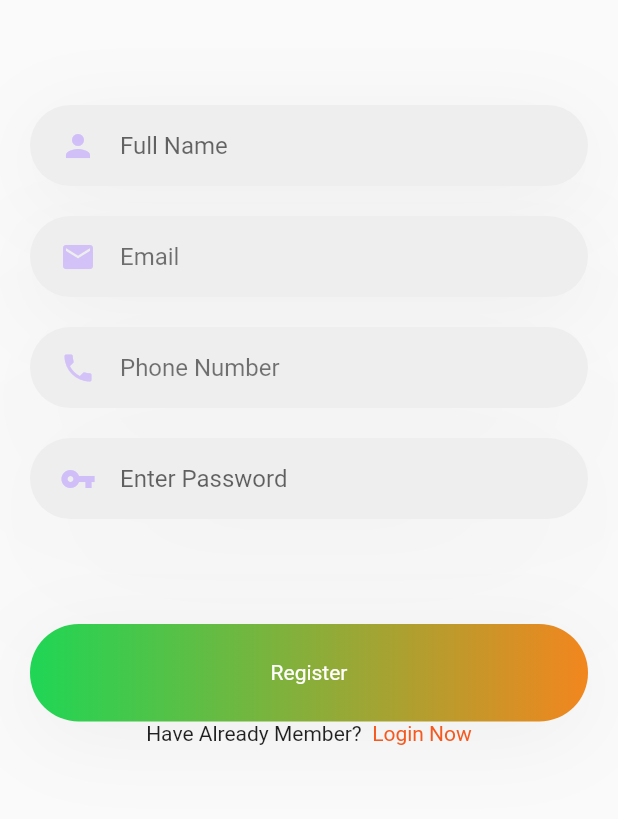
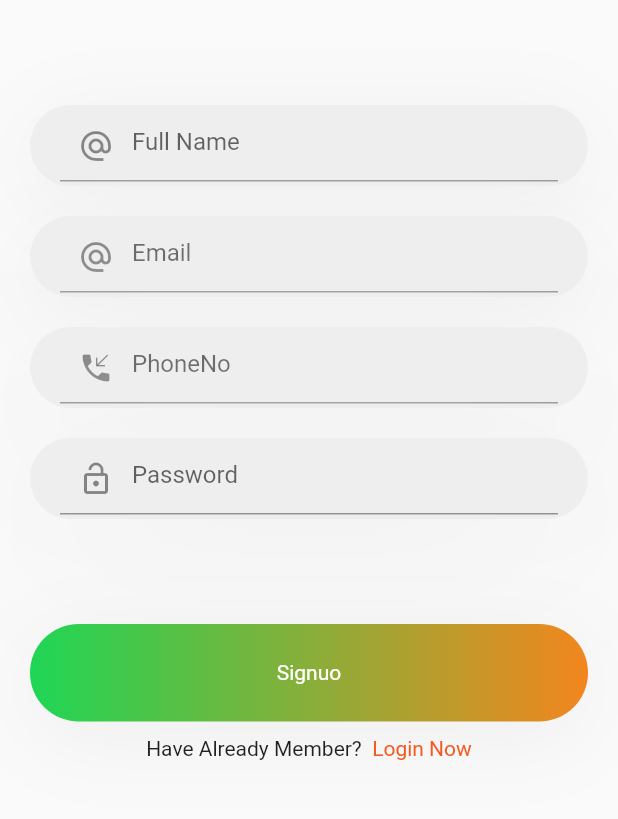
Before and after one commit to Ellora12/farmer, a Flutter app: the Signup screen opened directly, on a phone screen of 412 x 824 dp, the part 375-1194 px from its top. Run offline on Flutter 3.47's test engine with Material 2 defaults, Android fonts, the phone set to English and light mode, and no system bars; our stand-ins replace firebase_auth, firebase_core, firebase_database, fluttertoast, font_awesome_flutter, google_fonts and 2 more; missing offline and left inert: paginated_search_bar; accounts and stored records are empty.

Commit message:
signup complete by toky

```diff
--- a/lib/Signup.dart
+++ b/lib/Signup.dart
@@ -1,12 +1,11 @@
 import 'package:farmer/Login.dart';
+import 'package:farmer/utils/utils.dart';
 import 'package:farmer/widget/button_widget.dart';
-import 'package:firebase_core/firebase_core.dart';
+import 'package:firebase_auth/firebase_auth.dart';
+import 'package:firebase_database/firebase_database.dart';
 import 'package:flutter/material.dart';
-import 'package:firebase_auth/firebase_auth.dart';
-import 'utils/utils.dart';
-import 'package:farmer/Dashboard.dart';
-import 'package:flutter/services.dart';
 
+import 'Dashboard.dart';
 
 class Signup extends StatefulWidget {
   @override
@@ -15,19 +14,18 @@ class Signup extends StatefulWidget {
 
 class InitState extends State<Signup> {
   bool loading = false;
-  //My code Portion--Arnab
-  // final _formkey =GlobalKey<FormState>();
+  final _formKey = GlobalKey<FormState>();
   final emailController = TextEditingController();
-  final _formKey = GlobalKey<FormState>();
   final passwordController = TextEditingController();
-  final phoneController =TextEditingController();
-  final fullnameController =TextEditingController();
+  final phoneController = TextEditingController();
+  final fullnameController = TextEditingController();
+  final databaseRef = FirebaseDatabase.instance.ref("Users/Profile");
 
-  FirebaseAuth _auth = FirebaseAuth.instance;
+  final _auth = FirebaseAuth.instance;
 
   @override
   void dispose() {
-
+    // TODO: implement dispose
     super.dispose();
     emailController.dispose();
     phoneController.dispose();
@@ -35,64 +33,41 @@ class InitState extends State<Signup> {
     fullnameController.dispose();
   }
 
+  void signUp() {
+    var name = fullnameController.text.toString();
+    var phn_no = phoneController.text.toString();
+    var em = emailController.text.toString();
+    var pass = passwordController.text.toString();
 
-
-
-  void signup()
-  {
-
-
-      // My codeing Part-->Arnab
-      var pass=passwordController.text.toString();
-      var name=fullnameController.text.toString();
-      var phn_no=phoneController.text.toString();
-      var em=emailController.text.toString();
-
-      if(phn_no.length ==11  && name != null && pass!=null && em!=null)
-      {
-        print("It is working2");
     setState(() {
       loading = true;
     });
-        _auth.createUserWithEmailAndPassword(
+
+    try {
+      _auth
+          .createUserWithEmailAndPassword(
               email: emailController.text.toString(),
               password: passwordController.text.toString())
           .then((value) {
-          Utils().toastMessage(value.user!.email.toString());
-          Navigator.push(context, MaterialPageRoute(builder: (context) => Gd()));
+        databaseRef.child(phn_no).set(
+            {'name': name, 'email': em, 'password': pass, 'PhoneNo': phn_no});
         setState(() {
           loading = false;
         });
-        }).onError((error, stackTrace) {
-          debugPrint(error.toString());
-          Utils().toastMessage(error.toString().substring(30,error.toString().length));
+        Navigator.push(context, MaterialPageRoute(builder: (context) => Gd()));
+      }).catchError((error) {
+        Utils().toastMessage(error.toString());
         setState(() {
           loading = false;
         });
       });
-
-        Navigator.push(
-            context,
-            MaterialPageRoute(
-              builder: (context) => Login(),
-            ));
-
+    } catch (error) {
+      Utils().toastMessage(error.toString());
+      setState(() {
+        loading = false;
+      });
     }
-
-
-      else {
-        print("It is working");
-
-        Navigator.push(
-            context,
-            MaterialPageRoute(
-              builder: (context) => Signup(),
-            ));
   }
-
-  }
-
-
 
   @override
   Widget build(BuildContext context) => initWidget();
@@ -156,19 +131,18 @@ class InitState extends State<Signup> {
                           color: Color(0xffEEEEEE)),
                     ],
                   ),
-                        child: TextField(
-                          cursorColor: Colors.purple,
-                          decoration: InputDecoration(
-                            icon: Icon(
-                              Icons.person,
-                              color: Color(0xff98BB9EFF),
-                            ),
-                            hintText: "Full Name",
-                            enabledBorder: InputBorder.none,
-                            focusedBorder: InputBorder.none,
-
-                          ),
+                  child: TextFormField(
+                    keyboardType: TextInputType.text,
                     controller: fullnameController,
+                    decoration: const InputDecoration(
+                        hintText: 'Full Name',
+                        prefixIcon: Icon(Icons.alternate_email)),
+                    validator: (value) {
+                      if (value!.isEmpty) {
+                        return 'Enter your Name';
+                      }
+                      return null;
+                    },
                   ),
                 ),
                 Container(
@@ -186,18 +160,18 @@ class InitState extends State<Signup> {
                           color: Color(0xffEEEEEE)),
                     ],
                   ),
-                        child: TextField(
-                          cursorColor: Colors.purple,
-                          decoration: InputDecoration(
-                            icon: Icon(
-                              Icons.email,
-                              color: Color(0xff98BB9EFF),
-                            ),
-                            hintText: "Email",
-                            enabledBorder: InputBorder.none,
-                            focusedBorder: InputBorder.none,
-                          ),
+                  child: TextFormField(
+                    keyboardType: TextInputType.emailAddress,
                     controller: emailController,
+                    decoration: const InputDecoration(
+                        hintText: 'Email',
+                        prefixIcon: Icon(Icons.alternate_email)),
+                    validator: (value) {
+                      if (value!.isEmpty) {
+                        return 'Enter email';
+                      }
+                      return null;
+                    },
                   ),
                 ),
                 Container(
@@ -215,19 +189,19 @@ class InitState extends State<Signup> {
                           color: Color(0xffEEEEEE)),
                     ],
                   ),
-                        child: TextField(
-                          cursorColor: Colors.purple,
-                          decoration: InputDecoration(
-                            focusColor: Color(0xff98BB9EFF),
-                            icon: Icon(
-                              Icons.phone,
-                              color: Color(0xff98BB9EFF),
-                            ),
-                            hintText: "Phone Number",
-                            enabledBorder: InputBorder.none,
-                            focusedBorder: InputBorder.none,
-                          ),
+                  child: TextFormField(
+                    keyboardType: TextInputType.number,
                     controller: phoneController,
+                    obscureText: true,
+                    decoration: const InputDecoration(
+                        hintText: 'PhoneNo',
+                        prefixIcon: Icon(Icons.phone_callback)),
+                    validator: (value) {
+                      if (value!.isEmpty) {
+                        return 'Enter your Phone Number';
+                      }
+                      return null;
+                    },
                   ),
                 ),
                 Container(
@@ -245,37 +219,33 @@ class InitState extends State<Signup> {
                           color: Color(0xffEEEEEE)),
                     ],
                   ),
-                        child: TextField(
-                          cursorColor: Colors.purple,
-                          decoration: InputDecoration(
-                            focusColor: Color(0xff98BB9EFF),
-                            icon: Icon(
-                              Icons.vpn_key,
-                              color: Color(0xff98BB9EFF),
-                            ),
-                            hintText: "Enter Password",
-                            enabledBorder: InputBorder.none,
-                            focusedBorder: InputBorder.none,
-                          ),
+                  child: TextFormField(
+                    keyboardType: TextInputType.text,
                     controller: passwordController,
+                    obscureText: true,
+                    decoration: const InputDecoration(
+                        hintText: 'Password',
+                        prefixIcon: Icon(Icons.lock_open)),
+                    validator: (value) {
+                      if (value!.isEmpty) {
+                        return 'Enter password';
+                      }
+                      return null;
+                    },
                   ),
                 ),
-
-
               ],
-                  ),
-                ),
-
+            )),
         RoundButton(
-                  title: 'Register',
+          title: 'Signuo',
           loading: loading,
           onTap: () {
             if (_formKey.currentState!.validate()) {
-                      signup();
+              signUp();
             }
           },
         ),
-                Containers(
+        Container(
           margin: EdgeInsets.only(top: 10, bottom: 10),
           child: Row(
             mainAxisAlignment: MainAxisAlignment.center,
```
Lines whose indentation alone changed are shown as unchanged.
